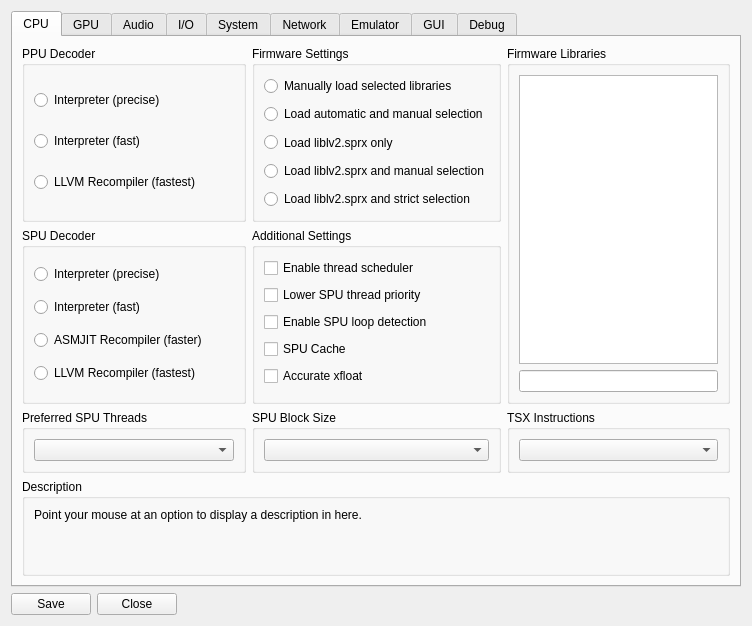
Qt form rpcs3/rpcs3qt/settings_dialog.ui (RPCS3/rpcs3) before a commit.
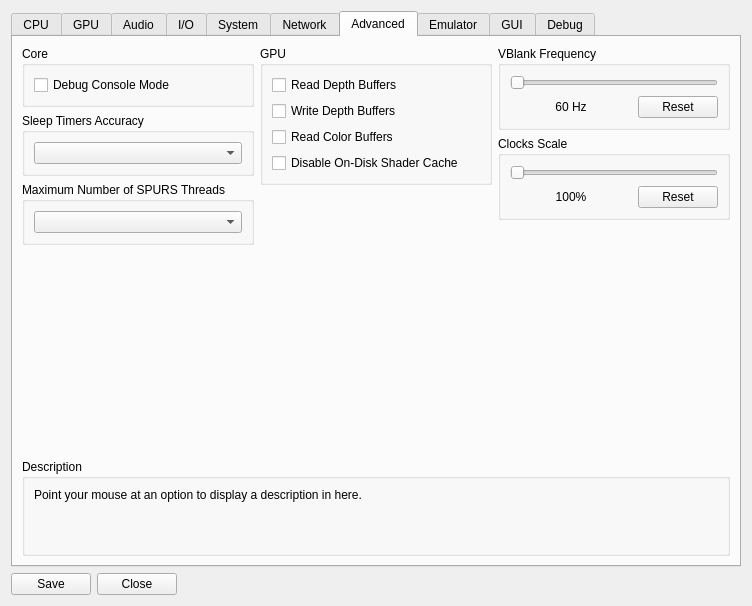
The same form after that commit. The open tabs and pages were chosen to show the change. Icons and pictures are not drawn.

Commit message: Add advanced tab

Patch:
```diff
--- a/rpcs3/rpcs3qt/settings_dialog.ui
+++ b/rpcs3/rpcs3qt/settings_dialog.ui
@@ -1564,6 +1564,296 @@
        </item>
       </layout>
      </widget>
+     <widget class="QWidget" name="advancedTab">
+      <attribute name="title">
+       <string>Advanced</string>
+      </attribute>
+      <layout class="QVBoxLayout" name="verticalLayout_83">
+       <item>
+        <layout class="QHBoxLayout" name="horizontalLayout_28" stretch="1,1,1">
+         <item>
+          <layout class="QVBoxLayout" name="verticalLayout_89">
+           <item>
+            <widget class="QGroupBox" name="gb_advanced_core">
+             <property name="sizePolicy">
+              <sizepolicy hsizetype="Preferred" vsizetype="Minimum">
+               <horstretch>0</horstretch>
+               <verstretch>0</verstretch>
+              </sizepolicy>
+             </property>
+             <property name="title">
+              <string>Core</string>
+             </property>
+             <layout class="QVBoxLayout" name="VerticalLayout_91">
+              <item>
+               <widget class="QCheckBox" name="debugConsoleMode">
+                <property name="text">
+                 <string>Debug Console Mode</string>
+                </property>
+               </widget>
+              </item>
+             </layout>
+            </widget>
+           </item>
+           <item>
+            <widget class="QGroupBox" name="gb_sleep_timers_accuracy">
+             <property name="sizePolicy">
+              <sizepolicy hsizetype="Preferred" vsizetype="Minimum">
+               <horstretch>0</horstretch>
+               <verstretch>0</verstretch>
+              </sizepolicy>
+             </property>
+             <property name="title">
+              <string>Sleep Timers Accuracy</string>
+             </property>
+             <layout class="QVBoxLayout" name="verticalLayout_85">
+              <item>
+               <widget class="QComboBox" name="sleepTimersAccuracy"/>
+              </item>
+             </layout>
+            </widget>
+           </item>
+           <item>
+            <widget class="QGroupBox" name="gb_max_spurs_threads">
+             <property name="sizePolicy">
+              <sizepolicy hsizetype="Preferred" vsizetype="Minimum">
+               <horstretch>0</horstretch>
+               <verstretch>0</verstretch>
+              </sizepolicy>
+             </property>
+             <property name="title">
+              <string>Maximum Number of SPURS Threads</string>
+             </property>
+             <layout class="QVBoxLayout" name="verticalLayout_82">
+              <item>
+               <widget class="QComboBox" name="maxSPURSThreads"/>
+              </item>
+             </layout>
+            </widget>
+           </item>
+           <item>
+            <spacer name="verticalSpacer_23">
+             <property name="orientation">
+              <enum>Qt::Vertical</enum>
+             </property>
+             <property name="sizeHint" stdset="0">
+              <size>
+               <width>0</width>
+               <height>0</height>
+              </size>
+             </property>
+            </spacer>
+           </item>
+          </layout>
+         </item>
+         <item>
+          <layout class="QVBoxLayout" name="VerticalLayout_88">
+           <item>
+            <widget class="QGroupBox" name="gb_advanced_gpu">
+             <property name="sizePolicy">
+              <sizepolicy hsizetype="Preferred" vsizetype="Minimum">
+               <horstretch>0</horstretch>
+               <verstretch>0</verstretch>
+              </sizepolicy>
+             </property>
+             <property name="title">
+              <string>GPU</string>
+             </property>
+             <layout class="QVBoxLayout" name="VerticalLayout_90">
+              <item>
+               <widget class="QCheckBox" name="readDepth">
+                <property name="text">
+                 <string>Read Depth Buffers</string>
+                </property>
+               </widget>
+              </item>
+              <item>
+               <widget class="QCheckBox" name="dumpDepth">
+                <property name="text">
+                 <string>Write Depth Buffers</string>
+                </property>
+               </widget>
+              </item>
+              <item>
+               <widget class="QCheckBox" name="readColor">
+                <property name="text">
+                 <string>Read Color Buffers</string>
+                </property>
+               </widget>
+              </item>
+              <item>
+               <widget class="QCheckBox" name="disableOnDiskShaderCache">
+                <property name="text">
+                 <string>Disable On-Disk Shader Cache</string>
+                </property>
+               </widget>
+              </item>
+             </layout>
+            </widget>
+           </item>
+           <item>
+            <spacer name="verticalSpacer_22">
+             <property name="orientation">
+              <enum>Qt::Vertical</enum>
+             </property>
+             <property name="sizeHint" stdset="0">
+              <size>
+               <width>0</width>
+               <height>0</height>
+              </size>
+             </property>
+            </spacer>
+           </item>
+          </layout>
+         </item>
+         <item>
+          <layout class="QVBoxLayout" name="VerticalLayout_87">
+           <item>
+            <widget class="QGroupBox" name="gb_vblank">
+             <property name="sizePolicy">
+              <sizepolicy hsizetype="Preferred" vsizetype="Minimum">
+               <horstretch>0</horstretch>
+               <verstretch>0</verstretch>
+              </sizepolicy>
+             </property>
+             <property name="title">
+              <string>VBlank Frequency</string>
+             </property>
+             <layout class="QVBoxLayout" name="verticalLayout_86">
+              <item>
+               <widget class="QSlider" name="vblank">
+                <property name="orientation">
+                 <enum>Qt::Horizontal</enum>
+                </property>
+               </widget>
+              </item>
+              <item>
+               <layout class="QHBoxLayout" name="horizontalLayout_30" stretch="1,0">
+                <item>
+                 <widget class="QLabel" name="vblankText">
+                  <property name="text">
+                   <string>60 Hz</string>
+                  </property>
+                  <property name="alignment">
+                   <set>Qt::AlignCenter</set>
+                  </property>
+                 </widget>
+                </item>
+                <item>
+                 <widget class="QPushButton" name="vblankReset">
+                  <property name="text">
+                   <string>Reset</string>
+                  </property>
+                 </widget>
+                </item>
+               </layout>
+              </item>
+             </layout>
+            </widget>
+           </item>
+           <item>
+            <widget class="QGroupBox" name="gb_clockScale">
+             <property name="sizePolicy">
+              <sizepolicy hsizetype="Preferred" vsizetype="Minimum">
+               <horstretch>0</horstretch>
+               <verstretch>0</verstretch>
+              </sizepolicy>
+             </property>
+             <property name="title">
+              <string>Clocks Scale</string>
+             </property>
+             <layout class="QVBoxLayout" name="verticalLayout_87">
+              <item>
+               <widget class="QSlider" name="clockScale">
+                <property name="orientation">
+                 <enum>Qt::Horizontal</enum>
+                </property>
+               </widget>
+              </item>
+              <item>
+               <layout class="QHBoxLayout" name="horizontalLayout_29" stretch="1,0">
+                <item>
+                 <widget class="QLabel" name="clockScaleText">
+                  <property name="text">
+                   <string>100%</string>
+                  </property>
+                  <property name="alignment">
+                   <set>Qt::AlignCenter</set>
+                  </property>
+                 </widget>
+                </item>
+                <item>
+                 <widget class="QPushButton" name="clockScaleReset">
+                  <property name="text">
+                   <string>Reset</string>
+                  </property>
+                 </widget>
+                </item>
+               </layout>
+              </item>
+             </layout>
+            </widget>
+           </item>
+           <item>
+            <spacer name="verticalSpacer_21">
+             <property name="orientation">
+              <enum>Qt::Vertical</enum>
+             </property>
+             <property name="sizeHint" stdset="0">
+              <size>
+               <width>0</width>
+               <height>0</height>
+              </size>
+             </property>
+            </spacer>
+           </item>
+          </layout>
+         </item>
+        </layout>
+       </item>
+       <item>
+        <spacer name="verticalSpacer_20">
+         <property name="orientation">
+          <enum>Qt::Vertical</enum>
+         </property>
+         <property name="sizeHint" stdset="0">
+          <size>
+           <width>0</width>
+           <height>0</height>
+          </size>
+         </property>
+        </spacer>
+       </item>
+       <item>
+        <widget class="QGroupBox" name="groupBox_65">
+         <property name="title">
+          <string>Description</string>
+         </property>
+         <layout class="QVBoxLayout" name="verticalLayout_84">
+          <item>
+           <widget class="QLabel" name="description_advanced">
+            <property name="text">
+             <string>Point your mouse at an option to display a description in here.
+
+
+             </string>
+            </property>
+            <property name="textFormat">
+             <enum>Qt::PlainText</enum>
+            </property>
+            <property name="alignment">
+             <set>Qt::AlignLeading|Qt::AlignLeft|Qt::AlignTop</set>
+            </property>
+            <property name="wordWrap">
+             <bool>true</bool>
+            </property>
+           </widget>
+          </item>
+         </layout>
+        </widget>
+       </item>
+      </layout>
+     </widget>
      <widget class="QWidget" name="emulatorTab">
       <attribute name="title">
        <string>Emulator</string>
@@ -2370,27 +2660,6 @@
               </property>
              </widget>
             </item>
-            <item>
-             <widget class="QCheckBox" name="dumpDepth">
-              <property name="text">
-               <string>Write Depth Buffers</string>
-              </property>
-             </widget>
-            </item>
-            <item>
-             <widget class="QCheckBox" name="readDepth">
-              <property name="text">
-               <string>Read Depth Buffers</string>
-              </property>
-             </widget>
-            </item>
-            <item>
-             <widget class="QCheckBox" name="readColor">
-              <property name="text">
-               <string>Read Color Buffers</string>
-              </property>
-             </widget>
-            </item>
             <item>
              <widget class="QCheckBox" name="disableHwOcclusionQueries">
               <property name="text">
@@ -2405,13 +2674,6 @@
               </property>
              </widget>
             </item>
-            <item>
-             <widget class="QCheckBox" name="disableOnDiskShaderCache">
-              <property name="text">
-               <string>Disable On-Disk Shader Cache</string>
-              </property>
-             </widget>
-            </item>
             <item>
              <widget class="QCheckBox" name="disableVulkanMemAllocator">
               <property name="text">
@@ -2491,13 +2753,6 @@
               </property>
              </widget>
             </item>
-            <item>
-             <widget class="QCheckBox" name="debugConsoleMode">
-              <property name="text">
-               <string>Debug Console Mode</string>
-              </property>
-             </widget>
-            </item>
             <item>
              <spacer name="verticalSpacer">
               <property name="orientation">
@@ -2511,24 +2766,6 @@
               </property>
              </spacer>
             </item>
-            <item>
-             <widget class="QGroupBox" name="gb_max_spurs_threads">
-              <property name="sizePolicy">
-               <sizepolicy hsizetype="Preferred" vsizetype="Minimum">
-                <horstretch>0</horstretch>
-                <verstretch>0</verstretch>
-               </sizepolicy>
-              </property>
-              <property name="title">
-               <string>Maximum Number of SPURS Threads</string>
-              </property>
-              <layout class="QVBoxLayout" name="verticalLayout_82">
-               <item>
-                <widget class="QComboBox" name="maxSPURSThreads"/>
-               </item>
-              </layout>
-             </widget>
-            </item>
            </layout>
           </widget>
          </item>
```
The commit also changes 3 other files.
